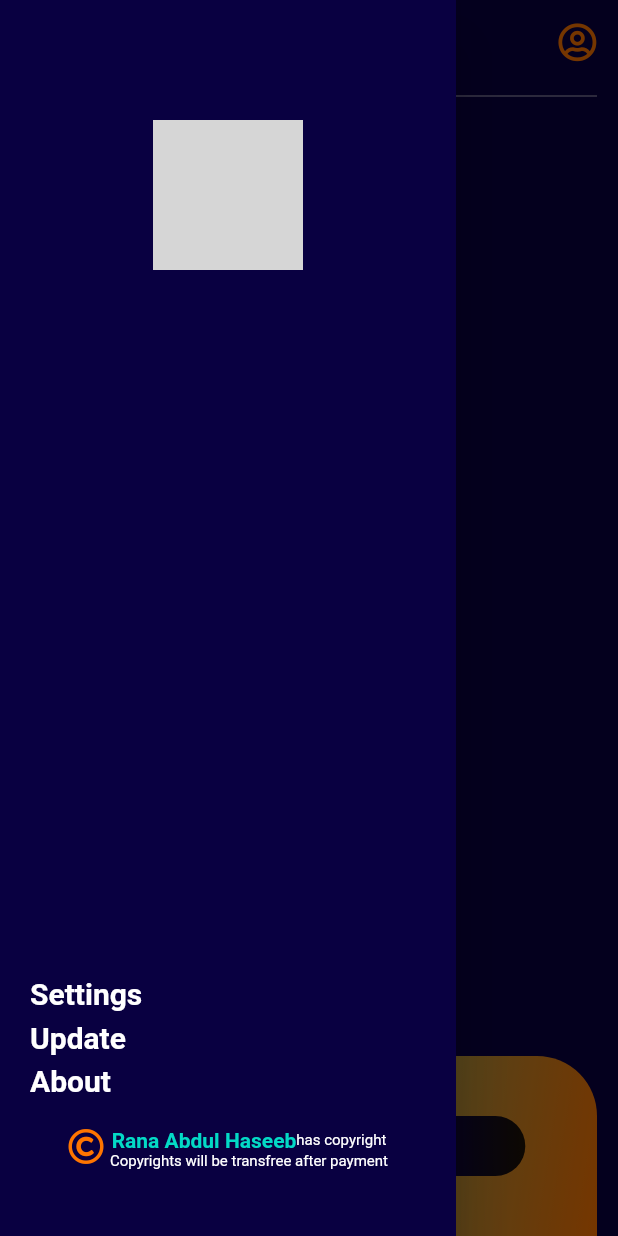
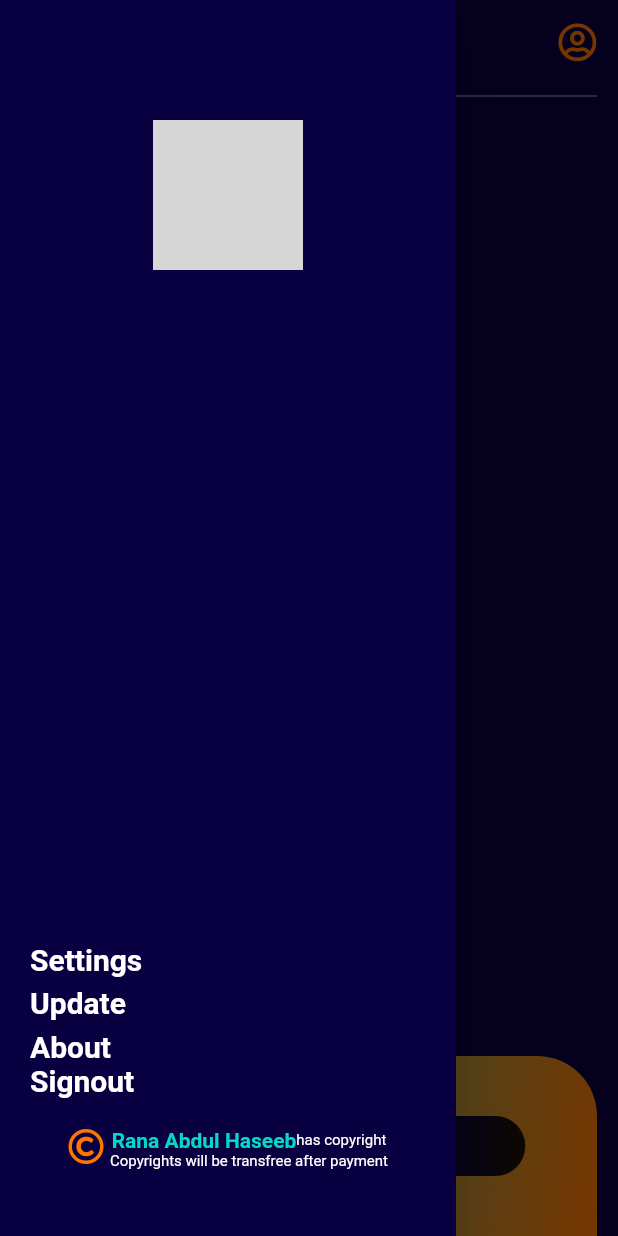
Before and after one commit to askabdulhaseeb/up2us-newUI, a Flutter app: the RegisterationScreen screen opened by its route, with the side drawer open, on a phone screen of 412 x 824 dp. Run offline on Flutter 3.47's test engine with Material 2 defaults, Android fonts, the light colour scheme and no system bars; our stand-ins replace cloud_firestore, firebase_auth, firebase_core, fluttertoast, font_awesome_flutter, google_sign_in and 1 more; accounts and stored records are empty; grey boxes are pictures that could not be loaded.

Commit message:
add signout button

```diff
--- a/lib/screens/widgets/app_drawer.dart
+++ b/lib/screens/widgets/app_drawer.dart
@@ -1,4 +1,7 @@
 import 'package:flutter/material.dart';
+import 'package:up2us/database/auth_methods.dart';
+import 'package:up2us/screens/auth/registerationScreen/registeration_screen.dart';
+import 'package:up2us/screens/auth/signinScreen/signin.dart';
 import '../../config/app_images.dart';
 import 'copyrights.dart';
 
@@ -49,6 +52,19 @@
                 style: textStyle,
               ),
             ),
+            GestureDetector(
+              onTap: () {
+                AuthMethods().signOut();
+                Navigator.of(context).pushNamedAndRemoveUntil(
+                  SigninScreen.routeName,
+                  (route) => false,
+                );
+              },
+              child: const Text(
+                'Signout',
+                style: textStyle,
+              ),
+            ),
             const SizedBox(height: 20),
             Copyrights(),
             const SizedBox(height: 20),
```
Also changed, not shown: lib/screens/splashScreen/splash_screen.dart (+9 -7 lines).
